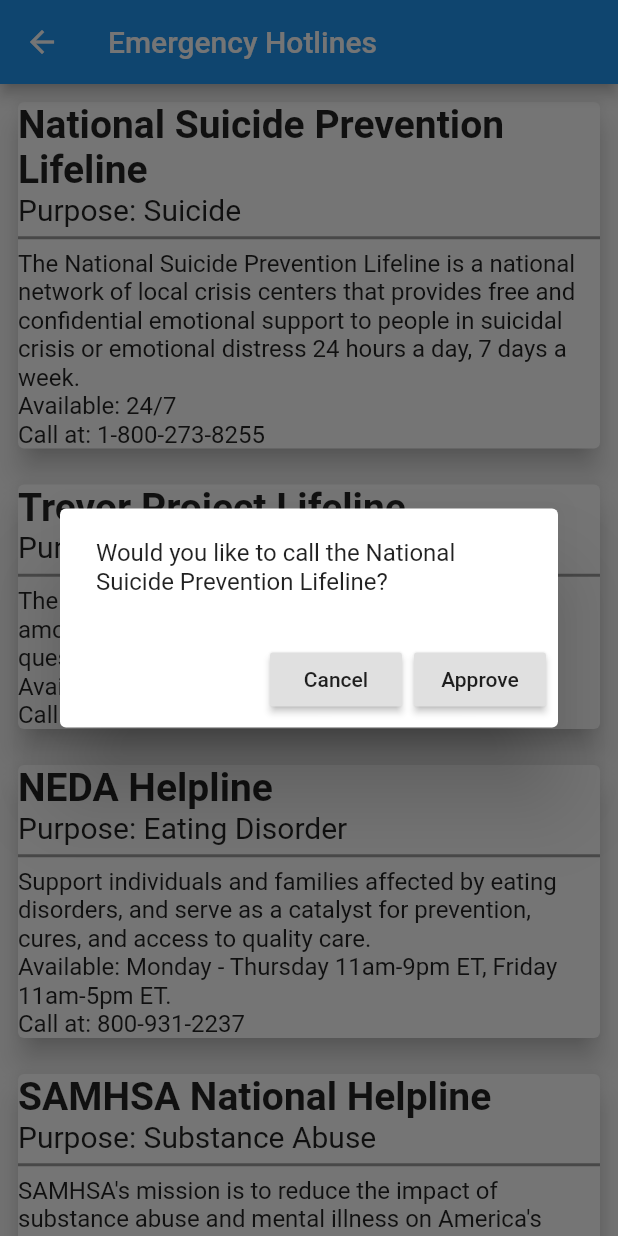
After one commit to michaelSink/SDD-Project, a Flutter app: the HotlineScreen screen opened by its route, after a tap on "National Suicide Prevention Lifeline", on a phone screen of 412 x 824 dp. The commit adds this screen. Run offline on Flutter 3.47's test engine with Material 2 defaults, Android fonts, the phone set to English and light mode, and no system bars; our stand-ins replace cached_network_image, cloud_firestore, firebase_auth; accounts and stored records are empty.

Commit message:
added hotline screen

```diff
--- a/lib/main.dart
+++ b/lib/main.dart
@@ -1,4 +1,5 @@
 import 'package:SDD_Project/screens/home_screen.dart';
+import 'package:SDD_Project/screens/hotline_screen.dart';
 import 'package:SDD_Project/screens/signin_screen.dart';
 import 'package:flutter/material.dart';
 
@@ -25,6 +26,7 @@ class AppRoutes extends StatelessWidget{
         HomeScreen.routeName: (context) => HomeScreen(),
         PerscriptionScreen.routeName: (context) => PerscriptionScreen(),
         AddPerscriptionScreen.routeName: (context) => AddPerscriptionScreen(),
+        HotlineScreen.routeName: (context) => HotlineScreen(),
       }
 
     );
--- /dev/null
+++ b/lib/model/hotline.dart
@@ -0,0 +1,62 @@
+class Hotline{
+
+  static const COLLECTION = 'hotlines';
+
+  static const NAME = 'name';
+  static const PURPOSE = 'purpose';
+  static const DESCRIPTION = 'description';
+  static const AVAILABILITY = 'availability';
+  static const PHONE_NUMBER = 'phoneNumber';
+
+  //Document ID for Firebase
+  String docId;
+
+  //Hotline elements
+  String name;
+  String purpose;
+  String description;
+  String availability;
+  String phoneNumber;
+
+  Hotline({
+    this.docId,
+    this.name,
+    this.purpose,
+    this.description,
+    this.availability,
+    this.phoneNumber,
+  }){}
+
+  static List<Hotline> defaultHotline = [
+    Hotline(name: "National Suicide Prevention Lifeline", purpose: "Suicide", description: "The National Suicide Prevention Lifeline is a national network of local crisis centers that provides free and confidential emotional support to people in suicidal crisis or emotional distress 24 hours a day, 7 days a week.", availability: "24/7", phoneNumber: "1-800-273-8255",),
+    Hotline(name: "Trevor Project Lifeline", purpose: "LGBTQ", description: "The mission of The Trevor Project is to end suicide among gay, lesbian, bisexual, transgender, queer & questioning young people.", availability: "24/7", phoneNumber: "1-866-488-7386",),
+    Hotline(name: "NEDA Helpline", purpose: "Eating Disorder", description: "Support individuals and families affected by eating disorders, and serve as a catalyst for prevention, cures, and access to quality care.", availability: "Monday - Thursday 11am-9pm ET, Friday 11am-5pm ET.", phoneNumber: "800-931-2237",),
+    Hotline(name: "SAMHSA National Helpline", purpose: "Substance Abuse", description: "SAMHSA's mission is to reduce the impact of substance abuse and mental illness on America's communities.", availability: "24/7", phoneNumber: "1-800-662-4357",),
+    Hotline(name: "Veterans Crisis Line", purpose: "Veterans", description: "The Veterans Crisis Line is a toll-free, confidential resource that connects Veterans in crisis and their families and friends with qualified, caring Department of Veterans Affairs (VA) responders.", availability: "24/7", phoneNumber: "1-800-273-8255",),
+    Hotline(name: "NAMI Helpline", purpose: "Mental Health", description: "NAMI provides advocacy, education, support and public awareness so that all individuals and families affected by mental illness can build better lives.", availability: "Monday - Friday, 10am-8pm ET", phoneNumber: "1-800-950-6264",),
+  ];
+
+  Map<String, dynamic> serialize(){
+    return <String, dynamic>{
+      NAME: name,
+      PURPOSE: purpose,
+      DESCRIPTION: description,
+      AVAILABILITY: availability,
+      PHONE_NUMBER: phoneNumber,
+    };
+  }
+
+  static Hotline deserialize(Map<String, dynamic> data, String docId){
+
+    return Hotline(
+      docId: docId,
+      name: data[Hotline.NAME],
+      purpose: data[Hotline.PURPOSE],
+      description: data[Hotline.DESCRIPTION],
+      availability: data[Hotline.AVAILABILITY],
+      phoneNumber: data[Hotline.PHONE_NUMBER],
+    );
+
+  }
+
+}
--- /dev/null
+++ b/lib/screens/hotline_screen.dart
@@ -0,0 +1,102 @@
+import 'package:SDD_Project/model/hotline.dart';
+import 'package:flutter/material.dart';
+import 'package:url_launcher/url_launcher.dart';
+
+class HotlineScreen extends StatefulWidget{
+
+  static const routeName = '/signIn/homeScreen/hotlineScreen/';
+
+  @override
+  State<StatefulWidget> createState() {
+    return _HotlineState();
+  }
+
+}
+
+class _HotlineState extends State<HotlineScreen>{
+
+  Future<void> _showMyDialog(String number, String name) async {
+    print(number);
+    return showDialog<void>(
+      context: context,
+      barrierDismissible: false,
+      builder: (BuildContext context) {
+        return AlertDialog(
+          content: SingleChildScrollView(
+            child: ListBody(
+              children: <Widget>[
+                Text('Would you like to call the ${name}?'),
+              ],
+            ),
+          ),
+          actions: <Widget>[
+            RaisedButton(
+              child: Text('Cancel'),
+              onPressed: () {
+                Navigator.of(context).pop();
+              },
+            ),
+            RaisedButton(
+              child: Text('Approve'),
+              onPressed: () async {
+                await launch("tel:${number.replaceAll('-', '')}");
+                Navigator.of(context).pop();
+              },
+            ),
+          ],
+        );
+      },
+    );
+  }
+
+  @override
+  Widget build(BuildContext context) {
+    return Scaffold(
+      appBar: AppBar(
+        title: Text('Emergency Hotlines'),
+      ),
+      body: ListView.builder(
+        itemCount: Hotline.defaultHotline.length,
+        itemBuilder: (BuildContext context, int index) => Container(
+          padding: EdgeInsets.all(8),
+          child: Card(
+            elevation: 8,
+            child: InkWell(
+              onTap: () => _showMyDialog(Hotline.defaultHotline[index].phoneNumber, Hotline.defaultHotline[index].name),
+              child: Column(
+                crossAxisAlignment: CrossAxisAlignment.start,
+                children: [
+                  Text(
+                    '${Hotline.defaultHotline[index].name}',
+                    style: TextStyle(fontSize: 26, fontWeight: FontWeight.bold),
+                  ),
+                  Text(
+                    'Purpose: ${Hotline.defaultHotline[index].purpose}',
+                    style: TextStyle(fontSize: 20),
+                  ),
+                  Divider(
+                    color: Colors.grey,
+                    height: 15,
+                    thickness: 2,
+                  ),
+                  Text(
+                    '${Hotline.defaultHotline[index].description}',
+                    style: TextStyle(fontSize: 16),
+                  ),
+                  Text(
+                    'Available: ${Hotline.defaultHotline[index].availability}',
+                    style: TextStyle(fontSize: 16),
+                  ),
+                  Text(
+                    'Call at: ${Hotline.defaultHotline[index].phoneNumber}',
+                    style: TextStyle(fontSize: 16),
+                  ),
+                ],
+              ),
+            ),
+          ),
+        )),
+    );
+  }
+
+}
--- a/pubspec.yaml
+++ b/pubspec.yaml
@@ -27,6 +27,7 @@ dependencies:
   firebase_auth: ^0.16.1
   cloud_firestore: ^0.13.6
   firebase_storage: ^3.1.6
+  url_launcher: ^5.7.0
   cached_network_image: ^2.2.0+1
 
 
```
Also changed, not shown: lib/screens/home_screen.dart (+15 -0 lines), pubspec.lock.
